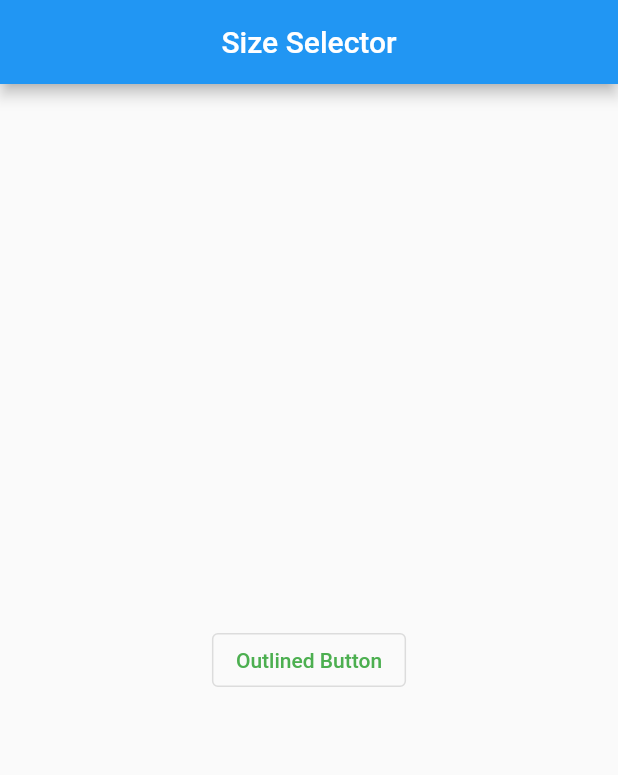
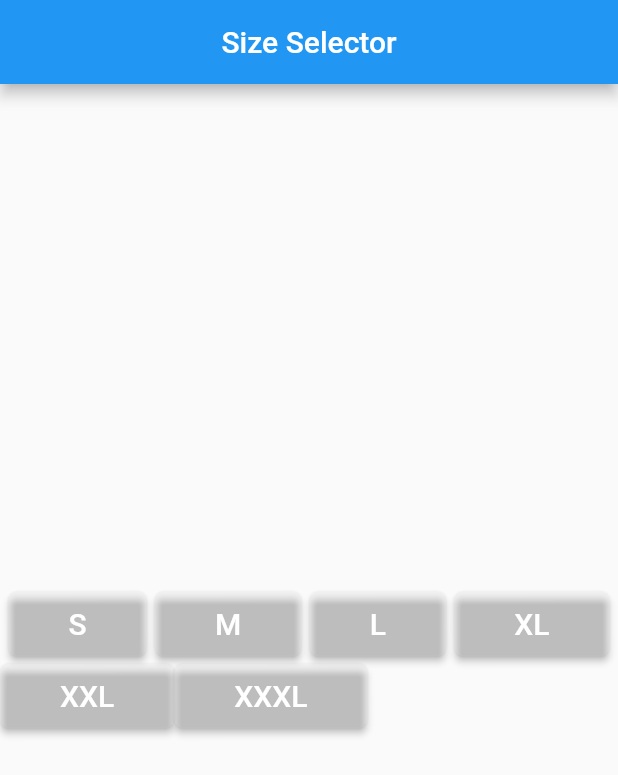
Before and after one commit to KamranHussen71/module_9_livetest, a Flutter app: the screen it shows after launch, on a phone screen of 412 x 824 dp. Shown: the top 775 px of the screen. Run offline on Flutter 3.47's test engine with Material 2 defaults, Android fonts, the phone set to English and light mode, and no system bars.

Commit message:
Update main.dart

```diff
--- a/lib/main.dart
+++ b/lib/main.dart
@@ -8,12 +8,47 @@ class MyApp extends StatelessWidget {
   @override
   Widget build(BuildContext context) {
     return MaterialApp(
-      home: SizeSelectionScreen(),
+      home: SizeSelectorScreen(),
     );
   }
 }
 
-class SizeSelectionScreen extends StatelessWidget {
+class SizeSelectorScreen extends StatefulWidget {
+  @override
+  _SizeSelectorScreenState createState() => _SizeSelectorScreenState();
+}
+
+class _SizeSelectorScreenState extends State<SizeSelectorScreen> {
+  String selectedSize = "";
+
+  void _onSizeButtonPressed(String size) {
+    setState(() {
+      selectedSize = size;
+    });
+    ScaffoldMessenger.of(context).showSnackBar(
+      SnackBar(
+        content: Text('Selected Size: $size'),
+      ),
+    );
+  }
+
+  Widget _buildSizeButton(String size) {
+    return ElevatedButton(
+      onPressed: () => _onSizeButtonPressed(size),
+      style: ElevatedButton.styleFrom(
+        shape: RoundedRectangleBorder(
+          borderRadius: BorderRadius.circular(6.0),
+        ),
+        primary: size == selectedSize ? Colors.orangeAccent : Colors.white10,
+        padding: EdgeInsets.symmetric(vertical: size == "S" ? 10 : 10, horizontal: 40),
+      ),
+      child: Text(
+        size,
+        style: TextStyle(fontSize: 20),
+      ),
+    );
+  }
+
   @override
   Widget build(BuildContext context) {
     return Scaffold(
@@ -25,34 +60,25 @@ class SizeSelectionScreen extends StatelessWidget {
         child: Column(
           mainAxisAlignment: MainAxisAlignment.center,
           children: [
-            OutlinedButton(
-              child: Text(
-                "Outlined Button",
-                style: TextStyle(
-                  color: Colors.green,
-                ),
+            Row(
+              mainAxisAlignment: MainAxisAlignment.spaceEvenly,
+              children: [
+                _buildSizeButton("S"),
+                _buildSizeButton("M"),
+                _buildSizeButton("L"),
+                _buildSizeButton("XL"),
+              ],
+            ),
+            Row(
+                mainAxisAlignment: MainAxisAlignment.start,
+                children: [
+                  _buildSizeButton("XXL"),
+                  _buildSizeButton("XXXL"),
+                ],
               ),
-              onPressed: () {},
-            ),
           ],
         ),
       ),
     );
   }
 }
-
-class SizeButton extends StatelessWidget {
-  final String size;
-
-  SizeButton({required this.size});
-
-  @override
-  Widget build(BuildContext context) {
-    return ElevatedButton(
-      onPressed: () {
-
-      },
-      child: Text(size),
-    );
-  }
-}
```
